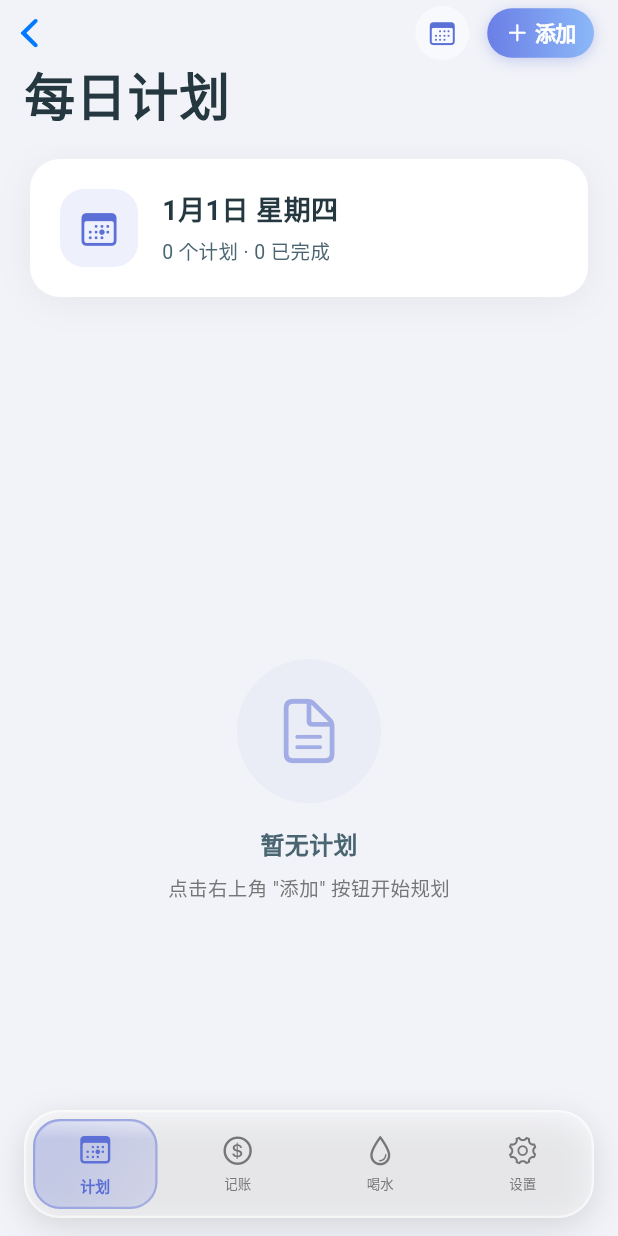
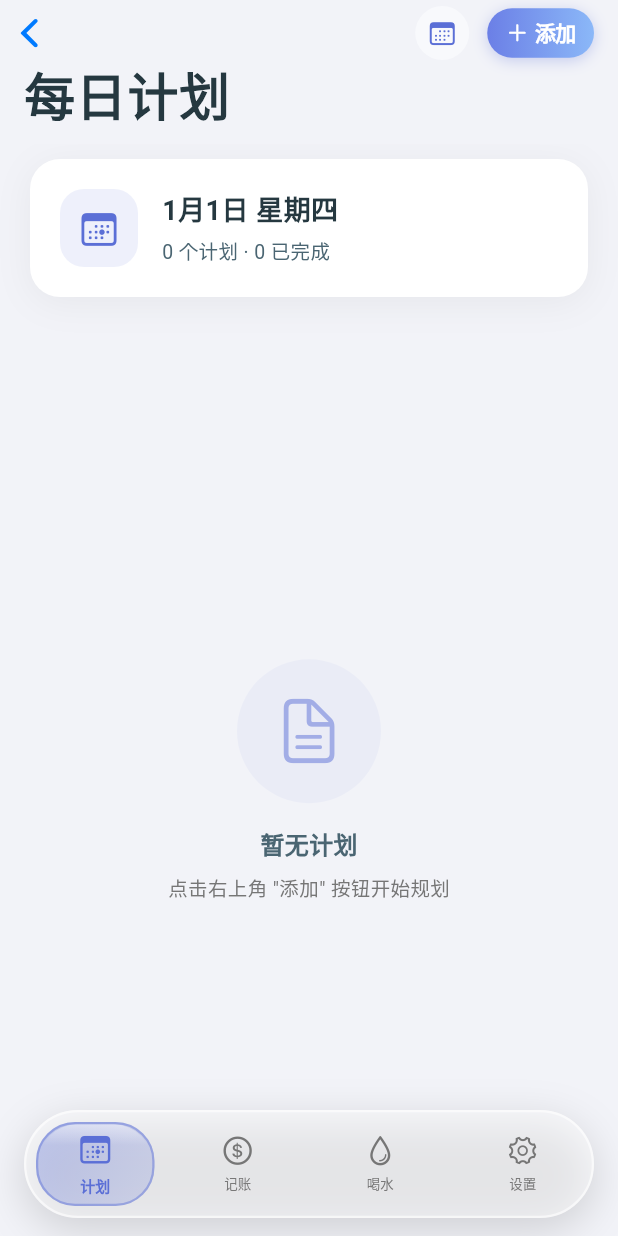
Before and after one commit to qq357877431/flutter_app, a Flutter app: the HomeScreen screen opened by its route, on a phone screen of 412 x 824 dp. Run offline on Flutter 3.47's test engine with Material 3 defaults, Android fonts, the phone set to English and light mode, and no system bars; our stand-ins replace dio, flutter_local_notifications, flutter_riverpod, shared_preferences, timezone; missing offline and left inert: liquid_glass_renderer; accounts and stored records are empty; network calls fail.

Commit message:
Increase navbar border radius to 36, indicator to 26, optimize glass settings

```diff
--- a/flutter_app/lib/screens/home_screen.dart
+++ b/flutter_app/lib/screens/home_screen.dart
@@ -262,40 +262,41 @@ class _iOS26LiquidGlassNavBarState extends State<_iOS26LiquidGlassNavBar> {
               height: 72,
               child: LiquidGlassLayer(
                 settings: LiquidGlassSettings(
-                  thickness: widget.isDark ? 10 : 12,
-                  blur: widget.isDark ? 5 : 6,
+                  thickness: widget.isDark ? 12 : 15,
+                  blur: widget.isDark ? 6 : 8,
                   glassColor: widget.isDark
-                      ? const Color(0x28000000)
-                      : const Color(0x22FFFFFF),
+                      ? const Color(0x30000000)
+                      : const Color(0x28FFFFFF),
                   lightAngle: -0.7,
-                  lightIntensity: widget.isDark ? 0.35 : 0.5,
+                  lightIntensity: widget.isDark ? 0.4 : 0.6,
+                  outlineIntensity: 0.3,
+                  saturation: 1.1,  // 稍微增加饱和度，Apple风格
                 ),
                 child: LiquidGlassBlendGroup(
-                  blend: 12.0,  // 融合程度，让指示器和背景像液体一样融合
+                  blend: 18.0,  // 增大融合程度，让过渡更流畅
                   child: Stack(
                     clipBehavior: Clip.none,
                     children: [
-                      // 导航栏背景玻璃
                       Positioned.fill(
                         child: LiquidGlass.grouped(
-                          shape: LiquidRoundedSuperellipse(borderRadius: 24),
+                          shape: LiquidRoundedSuperellipse(borderRadius: 36),  // 加大圆角
                           child: Container(
                             decoration: BoxDecoration(
                               color: widget.isDark
-                                  ? Colors.black.withOpacity(0.3)
-                                  : Colors.white.withOpacity(0.4),
-                              borderRadius: BorderRadius.circular(24),
+                                  ? Colors.black.withOpacity(0.35)
+                                  : Colors.white.withOpacity(0.45),
+                              borderRadius: BorderRadius.circular(36),
                               border: Border.all(
                                 color: widget.isDark
-                                    ? Colors.white.withOpacity(0.2)
-                                    : Colors.white.withOpacity(0.55),
+                                    ? Colors.white.withOpacity(0.25)
+                                    : Colors.white.withOpacity(0.6),
                                 width: 1.5,
                               ),
                               boxShadow: [
                                 BoxShadow(
-                                  color: Colors.black.withOpacity(widget.isDark ? 0.4 : 0.12),
-                                  blurRadius: 18,
-                                  offset: const Offset(0, 6),
+                                  color: Colors.black.withOpacity(widget.isDark ? 0.45 : 0.15),
+                                  blurRadius: 24,
+                                  offset: const Offset(0, 8),
                                 ),
                               ],
                             ),
@@ -304,45 +305,45 @@ class _iOS26LiquidGlassNavBarState extends State<_iOS26LiquidGlassNavBar> {
                       ),
                       // 液态滑动指示器（像水滴一样滑动）
                       Positioned(
-                        left: widget.indicatorPosition * itemWidth + 6,
-                        top: 6,
-                        bottom: 6,
+                        left: widget.indicatorPosition * itemWidth + 8,
+                        top: 8,
+                        bottom: 8,
                         child: LiquidStretch(
-                          stretch: _isNavBarPressed ? 0.6 : 0.3,  // 按下时更多拉伸
-                          interactionScale: _isNavBarPressed ? 1.08 : 1.0,  // 按下时向外扩散
+                          stretch: _isNavBarPressed ? 0.7 : 0.35,  // 按下时更多拉伸
+                          interactionScale: _isNavBarPressed ? 1.1 : 1.0,  // 按下时向外扩散
                           child: SizedBox(
-                            width: itemWidth - 12,
+                            width: itemWidth - 16,
                             child: LiquidGlass.grouped(
-                              shape: LiquidRoundedSuperellipse(borderRadius: 18),
+                              shape: LiquidRoundedSuperellipse(borderRadius: 26),  // 加大圆角
                               child: Container(
                                 decoration: BoxDecoration(
                                   gradient: LinearGradient(
                                     begin: Alignment.topLeft,
                                     end: Alignment.bottomRight,
                                     colors: [
-                                      widget.tabColors[_highlightedIndex].withOpacity(widget.isDark ? 0.4 : 0.3),
-                                      widget.tabColors[_highlightedIndex].withOpacity(widget.isDark ? 0.2 : 0.15),
+                                      widget.tabColors[_highlightedIndex].withOpacity(widget.isDark ? 0.45 : 0.35),
+                                      widget.tabColors[_highlightedIndex].withOpacity(widget.isDark ? 0.25 : 0.18),
                                     ],
                                   ),
-                                  borderRadius: BorderRadius.circular(18),
+                                  borderRadius: BorderRadius.circular(26),
                                   border: Border.all(
-                                    color: widget.tabColors[_highlightedIndex].withOpacity(widget.isDark ? 0.5 : 0.4),
+                                    color: widget.tabColors[_highlightedIndex].withOpacity(widget.isDark ? 0.55 : 0.45),
                                     width: 1.5,
                                   ),
                                 ),
                                 // 顶部高光
                                 child: ClipRRect(
-                                  borderRadius: BorderRadius.circular(18),
+                                  borderRadius: BorderRadius.circular(26),
                                   child: Align(
                                     alignment: Alignment.topCenter,
                                     child: Container(
-                                      height: 12,
+                                      height: 14,
                                       decoration: BoxDecoration(
                                         gradient: LinearGradient(
                                           begin: Alignment.topCenter,
                                           end: Alignment.bottomCenter,
                                           colors: [
-                                            Colors.white.withOpacity(widget.isDark ? 0.15 : 0.4),
+                                            Colors.white.withOpacity(widget.isDark ? 0.18 : 0.45),
                                             Colors.white.withOpacity(0),
                                           ],
                                         ),
```
